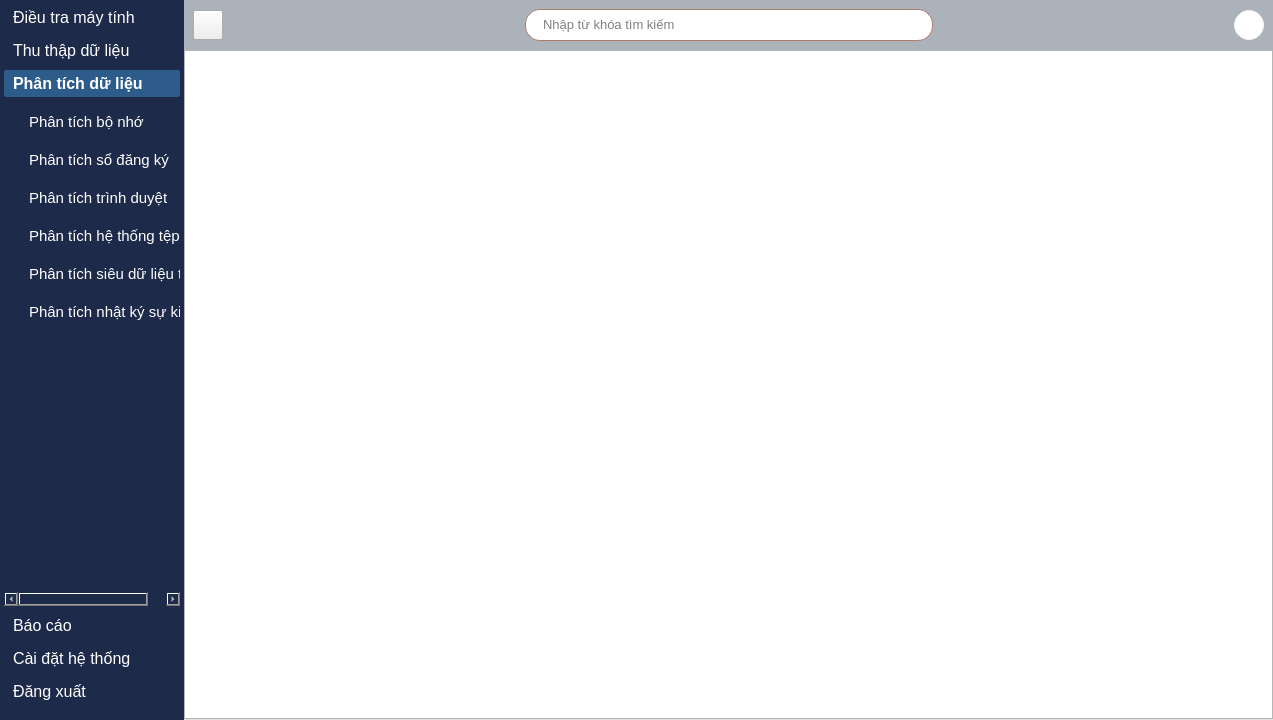
The window that ui/main_window.ui (Tlinhk/Windows_forensic) describes before a commit, drawn with Qt 5.
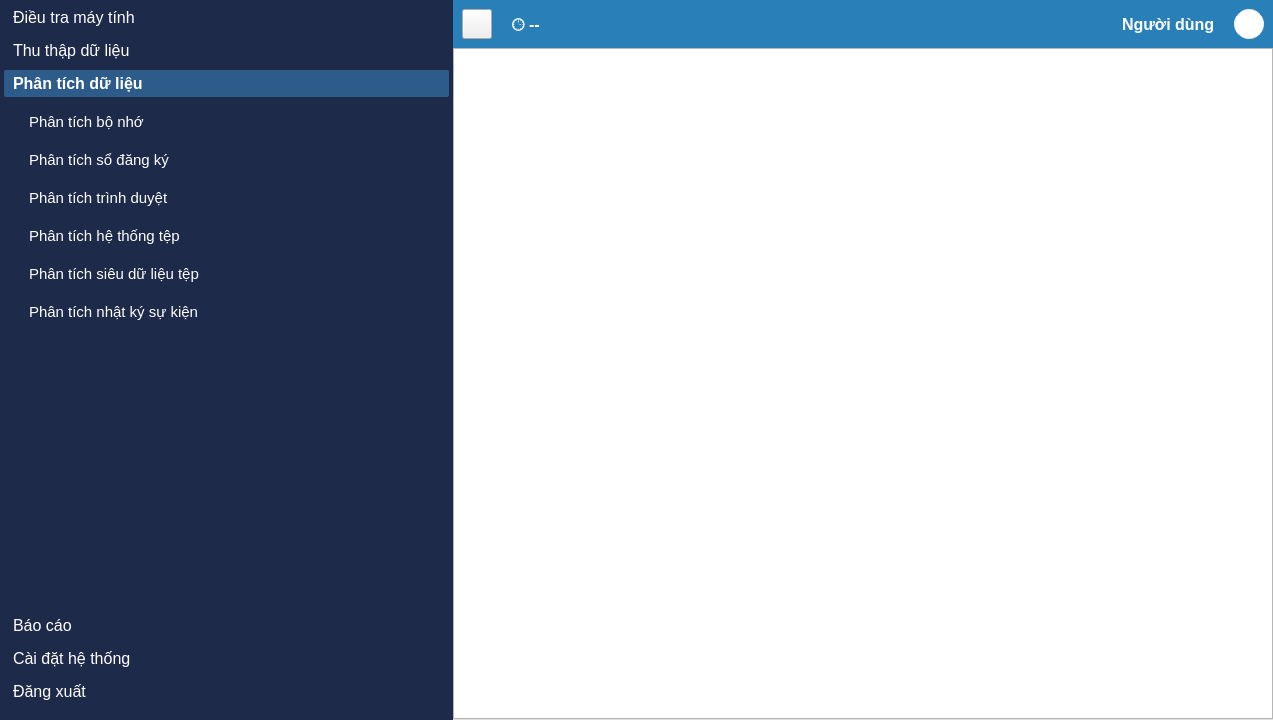
The same window after the commit. The open tabs and pages were chosen to show the change. Icons and pictures are not drawn.

```diff
--- a/ui/main_window.ui
+++ b/ui/main_window.ui
@@ -300,8 +300,8 @@
             <rect>
              <x>0</x>
              <y>0</y>
-             <width>231</width>
-             <height>446</height>
+             <width>457</width>
+             <height>467</height>
             </rect>
            </property>
            <attribute name="icon">
@@ -642,7 +642,7 @@
          <widget class="QWidget" name="search_widget" native="true">
           <property name="styleSheet">
            <string notr="true">#search_widget {
-    background-color: #ABB2B9;
+    background-color: #2980b9;
 }
 </string>
           </property>
@@ -674,6 +674,21 @@
              </property>
             </widget>
            </item>
+           <item>
+            <widget class="QLabel" name="timestamp_label">
+             <property name="styleSheet">
+              <string notr="true">#timestamp_label {
+    color: #ffffff;
+    font-size: 16px;
+    font-weight: 500;
+    padding: 5px 10px;
+}</string>
+             </property>
+             <property name="text">
+              <string>🕒 --</string>
+             </property>
+            </widget>
+           </item>
            <item>
             <spacer name="horizontalSpacer">
              <property name="orientation">
@@ -681,118 +696,27 @@
              </property>
              <property name="sizeHint" stdset="0">
               <size>
-               <width>260</width>
+               <width>40</width>
                <height>20</height>
               </size>
              </property>
             </spacer>
            </item>
            <item>
-            <widget class="QFrame" name="search_frame">
+            <widget class="QLabel" name="username_label">
              <property name="styleSheet">
-              <string notr="true">#search_frame {
-    border: 1px solid #aa7e6f;
-    border-radius: 15px;
-    background-color: #fff;
-}
-
-#search_frame QPushButton {
-    padding: 5px 5px;
-    border-radius: 15px;
-}
-
-#search_frame QPushButton:pressed {
-    padding-left: 10px;
-}
-#search_frame QLineEdit {
-    border: none;
-}
-
-</string>
+              <string notr="true">#username_label {
+    color: #ffffff;
+    font-size: 16px;
+    font-weight: bold;
+    padding: 5px 8px;
+}</string>
              </property>
-             <property name="frameShape">
-              <enum>QFrame::StyledPanel</enum>
+             <property name="text">
+              <string>Người dùng</string>
              </property>
-             <property name="frameShadow">
-              <enum>QFrame::Raised</enum>
-             </property>
-             <layout class="QHBoxLayout" name="horizontalLayout">
-              <property name="spacing">
-               <number>6</number>
-              </property>
-              <property name="leftMargin">
-               <number>15</number>
-              </property>
-              <property name="topMargin">
-               <number>0</number>
-              </property>
-              <property name="rightMargin">
-               <number>5</number>
-              </property>
-              <property name="bottomMargin">
-               <number>0</number>
-              </property>
-              <item>
-               <widget class="QLineEdit" name="lineEdit">
-                <property name="minimumSize">
-                 <size>
-                  <width>350</width>
-                  <height>0</height>
-                 </size>
-                </property>
-                <property name="font">
-                 <font>
-                  <family>Segoe UI</family>
-                  <pointsize>10</pointsize>
-                 </font>
-                </property>
-                <property name="placeholderText">
-                 <string>Nhập từ khóa tìm kiếm</string>
-                </property>
-                <property name="clearButtonEnabled">
-                 <bool>true</bool>
-                </property>
-               </widget>
-              </item>
-              <item>
-               <widget class="QPushButton" name="pushButton_13">
-                <property name="minimumSize">
-                 <size>
-                  <width>30</width>
-                  <height>30</height>
-                 </size>
-                </property>
-                <property name="maximumSize">
-                 <size>
-                  <width>30</width>
-                  <height>30</height>
-                 </size>
-                </property>
-                <property name="text">
-                 <string/>
-                </property>
-                <property name="icon">
-                 <iconset resource="../static/resource.qrc">
-                  <normaloff>:/icons/icons/search-3-48.ico</normaloff>:/icons/icons/search-3-48.ico</iconset>
-                </property>
-               </widget>
-              </item>
-             </layout>
             </widget>
            </item>
-           <item>
-            <spacer name="horizontalSpacer_2">
-             <property name="orientation">
-              <enum>Qt::Horizontal</enum>
-             </property>
-             <property name="sizeHint" stdset="0">
-              <size>
-               <width>259</width>
-               <height>20</height>
-              </size>
-             </property>
-            </spacer>
-           </item>
            <item>
             <widget class="QLabel" name="user_label">
              <property name="minimumSize">
@@ -854,12 +778,12 @@
                 margin-right: 2px;
                 border-top-left-radius: 6px;
                 border-top-right-radius: 6px;
+				font-size: 16px; 
 }
      
 QTabBar::tab:selected {
-                background-color: #2E86AB;
+                background-color: #28a745 ;
                 color: #ffffff;
-                border: 2px solid #2E86AB;
                 border-bottom: none;
             }
             
```
Left out of the diff: 12 changed lines with no effect on the pictures.
